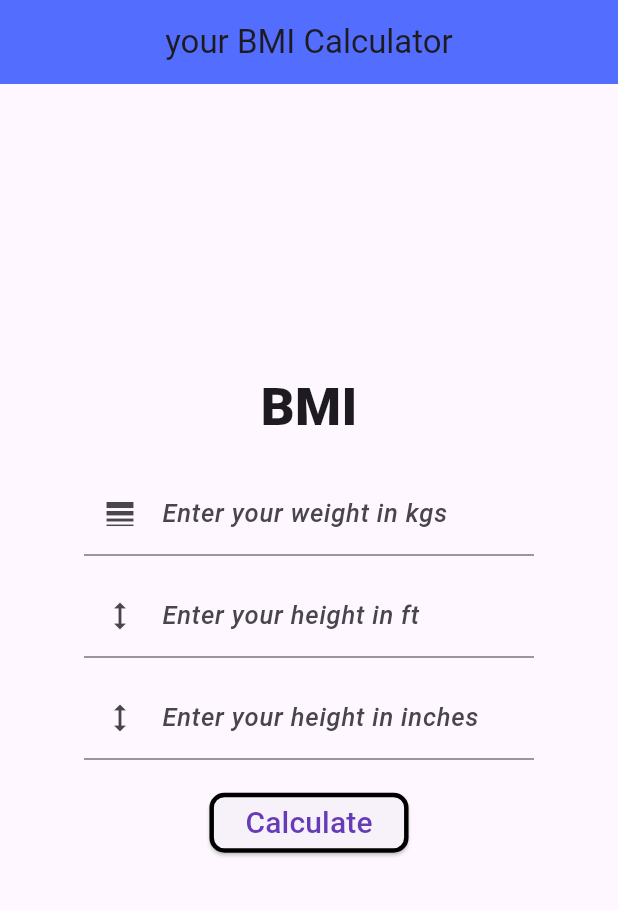
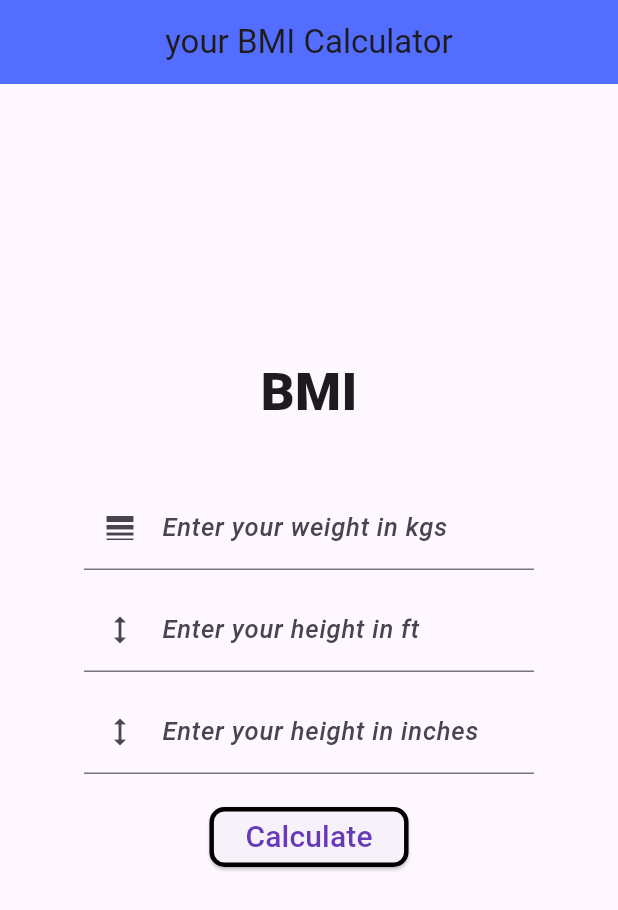
Before and after one commit to Piyushbhatt7/Flutter-Widgets, a Flutter app: the screen it shows after launch, on a phone screen of 412 x 824 dp. Shown: the top 910 px of the screen. Run offline on Flutter 3.47's test engine with Material 3 defaults, Android fonts, the light colour scheme and no system bars; our stand-ins replace font_awesome_flutter.

Commit message:
bmi calculator

```diff
--- a/lib/BMI/bmi_calculator.dart
+++ b/lib/BMI/bmi_calculator.dart
@@ -32,7 +32,10 @@ class _BmiCalculatorState extends State<BmiCalculator> {
             child: Column(
               mainAxisAlignment: MainAxisAlignment.center,
               children: [
-                  Text('BMI', style: TextStyle(fontSize: 35, fontWeight: FontWeight.w800),),
+                  Padding(
+                    padding: const EdgeInsets.only(bottom: 20.0),
+                    child: Text('BMI', style: TextStyle(fontSize: 35, fontWeight: FontWeight.w800),),
+                  ),
 
                   SizedBox(height: 18,),
 
@@ -126,7 +129,7 @@ class _BmiCalculatorState extends State<BmiCalculator> {
 
                   child: Text('Calculate', style: TextStyle(fontSize: 20, color: Colors.deepPurple),)),
 
-                  SizedBox(height: 12,),
+                  SizedBox(height: 13,),
 
                   Text(result, style: TextStyle(fontSize: 19, color: Colors.black, fontWeight: FontWeight.w700),)
               ],
```
